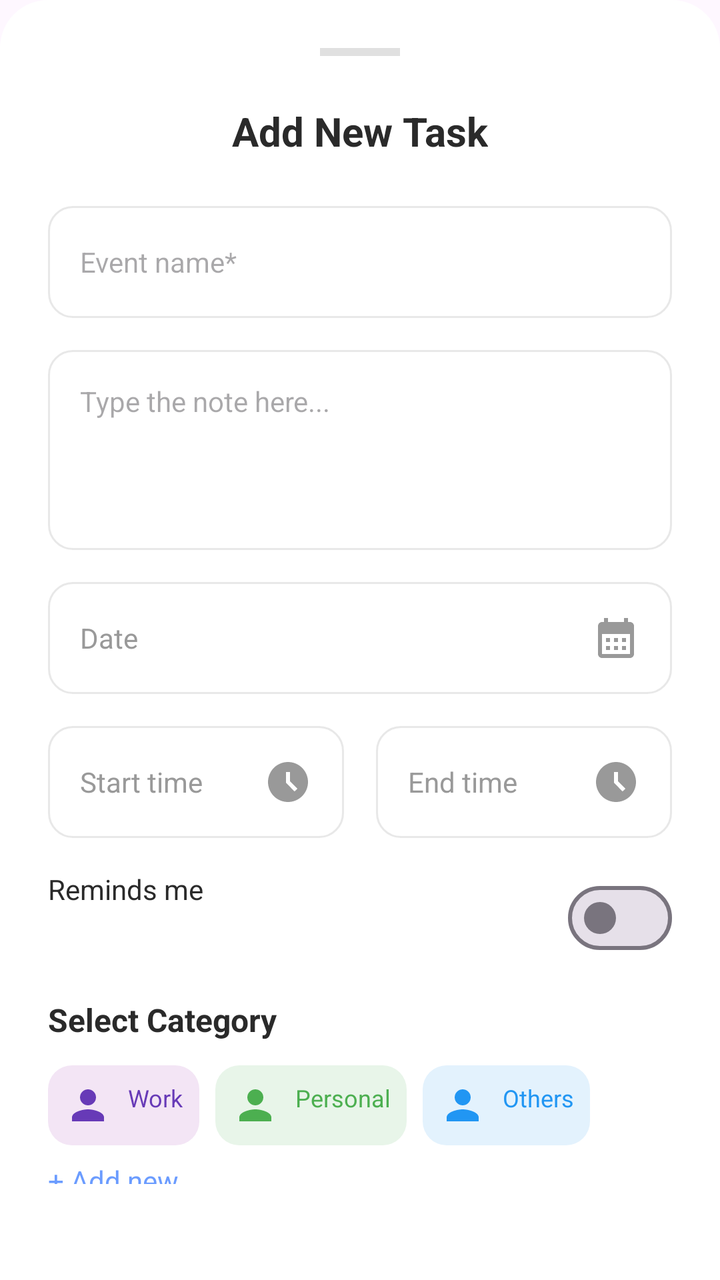
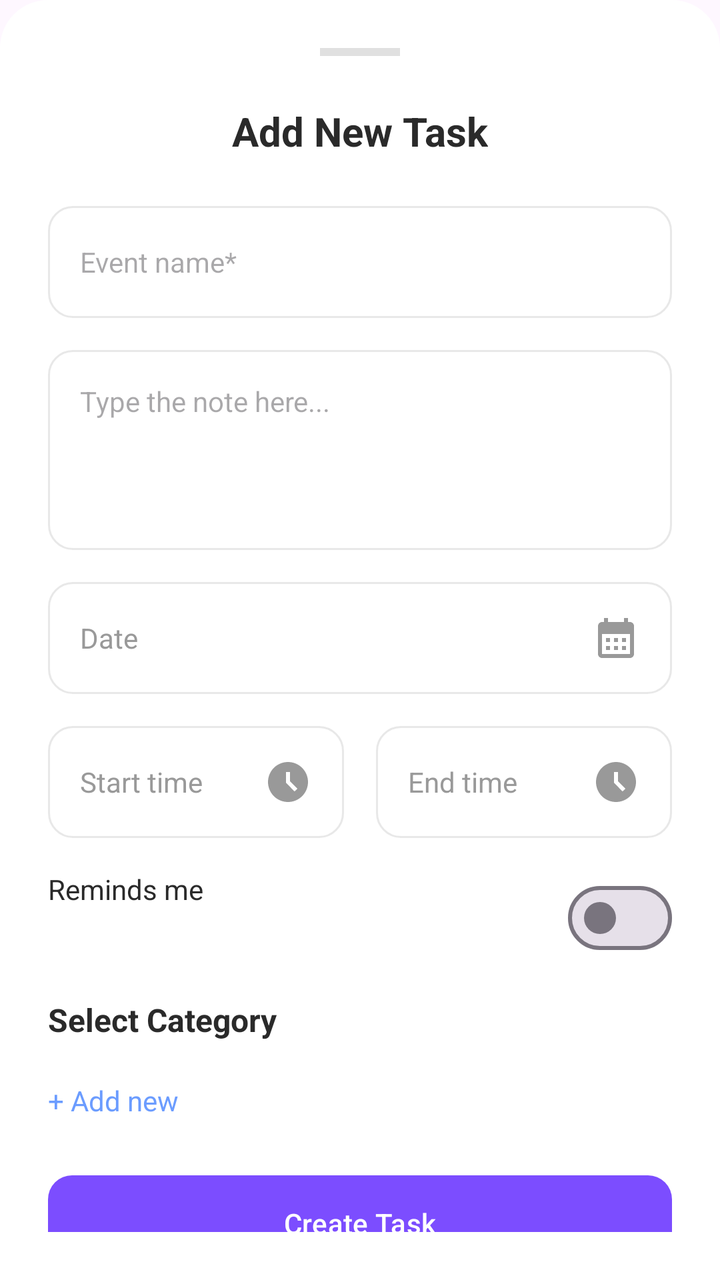

Compare the two renders of this Android layout. The source of the first and the diff that turns it into the second are given below.
<!-- AndroidManifest.xml: application theme Theme.ClendApp -->
<!-- res/layout/bottom_sheet_add_task.xml -->
<?xml version="1.0" encoding="utf-8"?>
<LinearLayout xmlns:android="http://schemas.android.com/apk/res/android"
    xmlns:app="http://schemas.android.com/apk/res-auto"
    android:layout_width="match_parent"
    android:layout_height="wrap_content"
    android:background="@drawable/bg_bottom_sheet"
    android:orientation="vertical"
    android:padding="24dp">

    <View
        android:layout_width="40dp"
        android:layout_height="4dp"
        android:layout_gravity="center"
        android:layout_marginBottom="24dp"
        android:background="#E0E0E0" />

    <TextView
        android:layout_width="wrap_content"
        android:layout_height="wrap_content"
        android:layout_gravity="center"
        android:layout_marginBottom="24dp"
        android:text="Add New Task"
        android:textColor="#2A2A2A"
        android:textSize="20sp"
        android:textStyle="bold" />

    <EditText
        android:id="@+id/et_task_name"
        android:layout_width="match_parent"
        android:layout_height="56dp"
        android:layout_marginBottom="16dp"
        android:background="@drawable/bg_input_field"
        android:hint="Event name*"
        android:paddingHorizontal="16dp"
        android:textSize="14sp" />

    <EditText
        android:id="@+id/et_task_note"
        android:layout_width="match_parent"
        android:layout_height="100dp"
        android:layout_marginBottom="16dp"
        android:background="@drawable/bg_input_field"
        android:gravity="top"
        android:hint="Type the note here..."
        android:padding="16dp"
        android:textSize="14sp" />

    <LinearLayout
        android:id="@+id/layout_date"
        android:layout_width="match_parent"
        android:layout_height="56dp"
        android:layout_marginBottom="16dp"
        android:background="@drawable/bg_input_field"
        android:gravity="center_vertical"
        android:orientation="horizontal"
        android:paddingHorizontal="16dp">

        <TextView
            android:id="@+id/tv_date"
            android:layout_width="0dp"
            android:layout_height="wrap_content"
            android:layout_weight="1"
            android:text="Date"
            android:textColor="#999999" />

        <ImageView
            android:layout_width="24dp"
            android:layout_height="24dp"
            android:src="@drawable/ic_calendar"
            app:tint="#999999" />
    </LinearLayout>

    <LinearLayout
        android:layout_width="match_parent"
        android:layout_height="wrap_content"
        android:layout_marginBottom="16dp"
        android:orientation="horizontal">

        <LinearLayout
            android:id="@+id/layout_start_time"
            android:layout_width="0dp"
            android:layout_height="56dp"
            android:layout_marginEnd="8dp"
            android:layout_weight="1"
            android:background="@drawable/bg_input_field"
            android:gravity="center_vertical"
            android:orientation="horizontal"
            android:paddingHorizontal="16dp">

            <TextView
                android:id="@+id/tv_start_time"
                android:layout_width="0dp"
                android:layout_height="wrap_content"
                android:layout_weight="1"
                android:text="Start time"
                android:textColor="#999999" />

            <ImageView
                android:layout_width="24dp"
                android:layout_height="24dp"
                android:src="@drawable/ic_clock"
                app:tint="#999999" />
        </LinearLayout>

        <LinearLayout
            android:id="@+id/layout_end_time"
            android:layout_width="0dp"
            android:layout_height="56dp"
            android:layout_marginStart="8dp"
            android:layout_weight="1"
            android:background="@drawable/bg_input_field"
            android:gravity="center_vertical"
            android:orientation="horizontal"
            android:paddingHorizontal="16dp">

            <TextView
                android:id="@+id/tv_end_time"
                android:layout_width="0dp"
                android:layout_height="wrap_content"
                android:layout_weight="1"
                android:text="End time"
                android:textColor="#999999" />

            <ImageView
                android:layout_width="24dp"
                android:layout_height="24dp"
                android:src="@drawable/ic_clock"
                app:tint="#999999" />
        </LinearLayout>
    </LinearLayout>

    <RelativeLayout
        android:layout_width="match_parent"
        android:layout_height="wrap_content"
        android:layout_marginBottom="16dp">

        <TextView
            android:layout_width="wrap_content"
            android:layout_height="wrap_content"
            android:text="Reminds me"
            android:textColor="#2A2A2A"
            android:textSize="14sp" />

        <com.google.android.material.materialswitch.MaterialSwitch
            android:id="@+id/switch_repeat"
            android:layout_width="wrap_content"
            android:layout_height="wrap_content"
            android:layout_alignParentEnd="true" />
    </RelativeLayout>

    <TextView
        android:layout_width="wrap_content"
        android:layout_height="wrap_content"
        android:layout_marginBottom="12dp"
        android:text="Select Category"
        android:textColor="#2A2A2A"
        android:textSize="16sp"
        android:textStyle="bold" />

    <LinearLayout
        android:id="@+id/layout_categories"
        android:layout_width="match_parent"
        android:layout_height="wrap_content"
        android:layout_marginBottom="8dp"
        android:orientation="horizontal">

        <TextView
            android:id="@+id/category_1"
            android:layout_width="wrap_content"
            android:layout_height="wrap_content"
            android:layout_marginEnd="8dp"
            android:background="@drawable/bg_category_purple"
            android:drawableStart="@drawable/ic_profile"
            android:drawablePadding="8dp"
            android:drawableTint="#673AB7"
            android:padding="8dp"
            android:text="Work"
            android:textColor="#673AB7"
            android:textSize="12sp" />

        <TextView
            android:id="@+id/category_2"
            android:layout_width="wrap_content"
            android:layout_height="wrap_content"
            android:layout_marginEnd="8dp"
            android:background="@drawable/bg_category_green"
            android:drawableStart="@drawable/ic_profile"
            android:drawablePadding="8dp"
            android:drawableTint="#4CAF50"
            android:padding="8dp"
            android:text="Personal"
            android:textColor="#4CAF50"
            android:textSize="12sp" />

        <TextView
            android:id="@+id/category_3"
            android:layout_width="wrap_content"
            android:layout_height="wrap_content"
            android:background="@drawable/bg_category_blue"
            android:drawableStart="@drawable/ic_profile"
            android:drawablePadding="8dp"
            android:drawableTint="#2196F3"
            android:padding="8dp"
            android:text="Others"
            android:textColor="#2196F3"
            android:textSize="12sp" />
    </LinearLayout>

    <TextView
        android:layout_width="wrap_content"
        android:layout_height="wrap_content"
        android:layout_marginBottom="24dp"
        android:text="+ Add new"
        android:textColor="#6B9CFF"
        android:textSize="14sp" />

    <com.google.android.material.button.MaterialButton
        android:id="@+id/btn_create_task"
        android:layout_width="match_parent"
        android:layout_height="56dp"
        android:text="Create Task"
        android:textAllCaps="false"
        app:backgroundTint="#7C4DFF"
        app:cornerRadius="12dp" />

</LinearLayout>
<!-- resources referenced by this layout -->
<resources>
  <!-- drawable bg_bottom_sheet (drawable) -->
  <?xml version="1.0" encoding="utf-8"?>
  <shape xmlns:android="http://schemas.android.com/apk/res/android">
      <solid android:color="#FFFFFF" />
      <corners
          android:topLeftRadius="24dp"
          android:topRightRadius="24dp" />
  </shape>
  <!-- drawable bg_category_blue (drawable) -->
  <?xml version="1.0" encoding="utf-8"?>
  <shape xmlns:android="http://schemas.android.com/apk/res/android">
      <solid android:color="#E3F2FD" />
      <corners android:radius="12dp" />
  </shape>
  <!-- drawable bg_category_green (drawable) -->
  <?xml version="1.0" encoding="utf-8"?>
  <shape xmlns:android="http://schemas.android.com/apk/res/android">
      <solid android:color="#E8F5E9" />
      <corners android:radius="12dp" />
  </shape>
  <!-- drawable bg_category_purple (drawable) -->
  <?xml version="1.0" encoding="utf-8"?>
  <shape xmlns:android="http://schemas.android.com/apk/res/android">
      <solid android:color="#F3E5F5" />
      <corners android:radius="12dp" />
  </shape>
  <!-- drawable bg_input_field (drawable) -->
  <?xml version="1.0" encoding="utf-8"?>
  <shape xmlns:android="http://schemas.android.com/apk/res/android">
      <stroke android:width="1dp" android:color="#E8E8E8" />
      <corners android:radius="12dp" />
      <solid android:color="#FFFFFF" />
  </shape>
  <!-- drawable ic_calendar (drawable) -->
  <vector xmlns:android="http://schemas.android.com/apk/res/android" android:height="24dp" android:tint="#000000" android:viewportHeight="24" android:viewportWidth="24" android:width="24dp">
        
      <path android:fillColor="@android:color/white" android:pathData="M19,4h-1V2h-2v2H8V2H6v2H5C3.89,4 3.01,4.9 3.01,6L3,20c0,1.1 0.89,2 2,2h14c1.1,0 2,-0.9 2,-2V6C21,4.9 20.1,4 19,4zM19,20H5V10h14V20zM9,14H7v-2h2V14zM13,14h-2v-2h2V14zM17,14h-2v-2h2V14zM9,18H7v-2h2V18zM13,18h-2v-2h2V18zM17,18h-2v-2h2V18z"/>
      
  </vector>
  <!-- drawable ic_clock (drawable) -->
  <vector xmlns:android="http://schemas.android.com/apk/res/android" android:height="24dp" android:tint="#000000" android:viewportHeight="24" android:viewportWidth="24" android:width="24dp">
        
      <path android:fillColor="@android:color/white" android:pathData="M11.99,2C6.47,2 2,6.48 2,12s4.47,10 9.99,10C17.52,22 22,17.52 22,12S17.52,2 11.99,2zM15.29,16.71L11,12.41V7h2v4.59l3.71,3.71L15.29,16.71z"/>
      
  </vector>
  <!-- drawable ic_profile (drawable) -->
  <vector xmlns:android="http://schemas.android.com/apk/res/android" android:height="24dp" android:tint="#000000" android:viewportHeight="24" android:viewportWidth="24" android:width="24dp">
        
      <path android:fillColor="@android:color/white" android:pathData="M12,12c2.21,0 4,-1.79 4,-4s-1.79,-4 -4,-4 -4,1.79 -4,4 1.79,4 4,4zM12,14c-2.67,0 -8,1.34 -8,4v2h16v-2c0,-2.66 -5.33,-4 -8,-4z"/>
      
  </vector>
  <style name="Theme.ClendApp" parent="Base.Theme.ClendApp" />
  <style name="Base.Theme.ClendApp" parent="Theme.Material3.Light.NoActionBar">
          
          <item name="colorPrimary">#7C4DFF</item>
          <item name="colorOnPrimary">@color/white</item>
      </style>
  <color name="white">#FFFFFFFF</color>
</resources>

<!-- the commit's change to res/layout/bottom_sheet_add_task.xml (unified diff, before → after) -->
@@ -157,54 +157,20 @@
         android:textSize="16sp"
         android:textStyle="bold" />
 
-    <LinearLayout
-        android:id="@+id/layout_categories"
+    <HorizontalScrollView
         android:layout_width="match_parent"
         android:layout_height="wrap_content"
         android:layout_marginBottom="8dp"
-        android:orientation="horizontal">
+        android:scrollbars="none">
 
-        <TextView
-            android:id="@+id/category_1"
+        <LinearLayout
+            android:id="@+id/layout_categories"
             android:layout_width="wrap_content"
             android:layout_height="wrap_content"
-            android:layout_marginEnd="8dp"
-            android:background="@drawable/bg_category_purple"
-            android:drawableStart="@drawable/ic_profile"
-            android:drawablePadding="8dp"
-            android:drawableTint="#673AB7"
-            android:padding="8dp"
-            android:text="Work"
-            android:textColor="#673AB7"
-            android:textSize="12sp" />
-
-        <TextView
-            android:id="@+id/category_2"
-            android:layout_width="wrap_content"
-            android:layout_height="wrap_content"
-            android:layout_marginEnd="8dp"
-            android:background="@drawable/bg_category_green"
-            android:drawableStart="@drawable/ic_profile"
-            android:drawablePadding="8dp"
-            android:drawableTint="#4CAF50"
-            android:padding="8dp"
-            android:text="Personal"
-            android:textColor="#4CAF50"
-            android:textSize="12sp" />
-
-        <TextView
-            android:id="@+id/category_3"
-            android:layout_width="wrap_content"
-            android:layout_height="wrap_content"
-            android:background="@drawable/bg_category_blue"
-            android:drawableStart="@drawable/ic_profile"
-            android:drawablePadding="8dp"
-            android:drawableTint="#2196F3"
-            android:padding="8dp"
-            android:text="Others"
-            android:textColor="#2196F3"
-            android:textSize="12sp" />
-    </LinearLayout>
+            android:orientation="horizontal">
+            
+        </LinearLayout>
+    </HorizontalScrollView>
 
     <TextView
         android:layout_width="wrap_content"
@@ -220,6 +186,7 @@
         android:layout_height="56dp"
         android:text="Create Task"
         android:textAllCaps="false"
+        android:textColor="#FFFFFF"
         app:backgroundTint="#7C4DFF"
         app:cornerRadius="12dp" />
 
<!-- resource entries referenced after the edit -->
@@ -7,24 +7,6 @@
       <corners
           android:topLeftRadius="24dp"
           android:topRightRadius="24dp" />
-  </shape>
-  <!-- drawable bg_category_blue (drawable) -->
-  <?xml version="1.0" encoding="utf-8"?>
-  <shape xmlns:android="http://schemas.android.com/apk/res/android">
-      <solid android:color="#E3F2FD" />
-      <corners android:radius="12dp" />
-  </shape>
-  <!-- drawable bg_category_green (drawable) -->
-  <?xml version="1.0" encoding="utf-8"?>
-  <shape xmlns:android="http://schemas.android.com/apk/res/android">
-      <solid android:color="#E8F5E9" />
-      <corners android:radius="12dp" />
-  </shape>
-  <!-- drawable bg_category_purple (drawable) -->
-  <?xml version="1.0" encoding="utf-8"?>
-  <shape xmlns:android="http://schemas.android.com/apk/res/android">
-      <solid android:color="#F3E5F5" />
-      <corners android:radius="12dp" />
   </shape>
   <!-- drawable bg_input_field (drawable) -->
   <?xml version="1.0" encoding="utf-8"?>
@@ -45,12 +27,6 @@
       <path android:fillColor="@android:color/white" android:pathData="M11.99,2C6.47,2 2,6.48 2,12s4.47,10 9.99,10C17.52,22 22,17.52 22,12S17.52,2 11.99,2zM15.29,16.71L11,12.41V7h2v4.59l3.71,3.71L15.29,16.71z"/>
       
   </vector>
-  <!-- drawable ic_profile (drawable) -->
-  <vector xmlns:android="http://schemas.android.com/apk/res/android" android:height="24dp" android:tint="#000000" android:viewportHeight="24" android:viewportWidth="24" android:width="24dp">
-        
-      <path android:fillColor="@android:color/white" android:pathData="M12,12c2.21,0 4,-1.79 4,-4s-1.79,-4 -4,-4 -4,1.79 -4,4 1.79,4 4,4zM12,14c-2.67,0 -8,1.34 -8,4v2h16v-2c0,-2.66 -5.33,-4 -8,-4z"/>
-      
-  </vector>
   <style name="Theme.ClendApp" parent="Base.Theme.ClendApp" />
   <style name="Base.Theme.ClendApp" parent="Theme.Material3.Light.NoActionBar">
           
